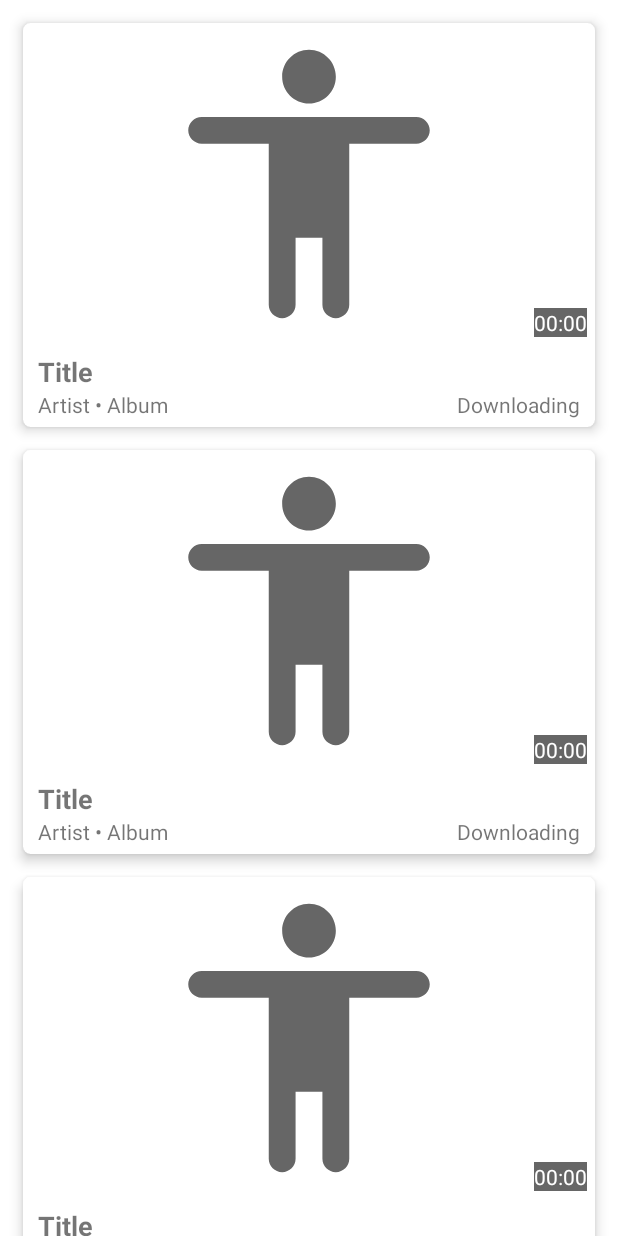
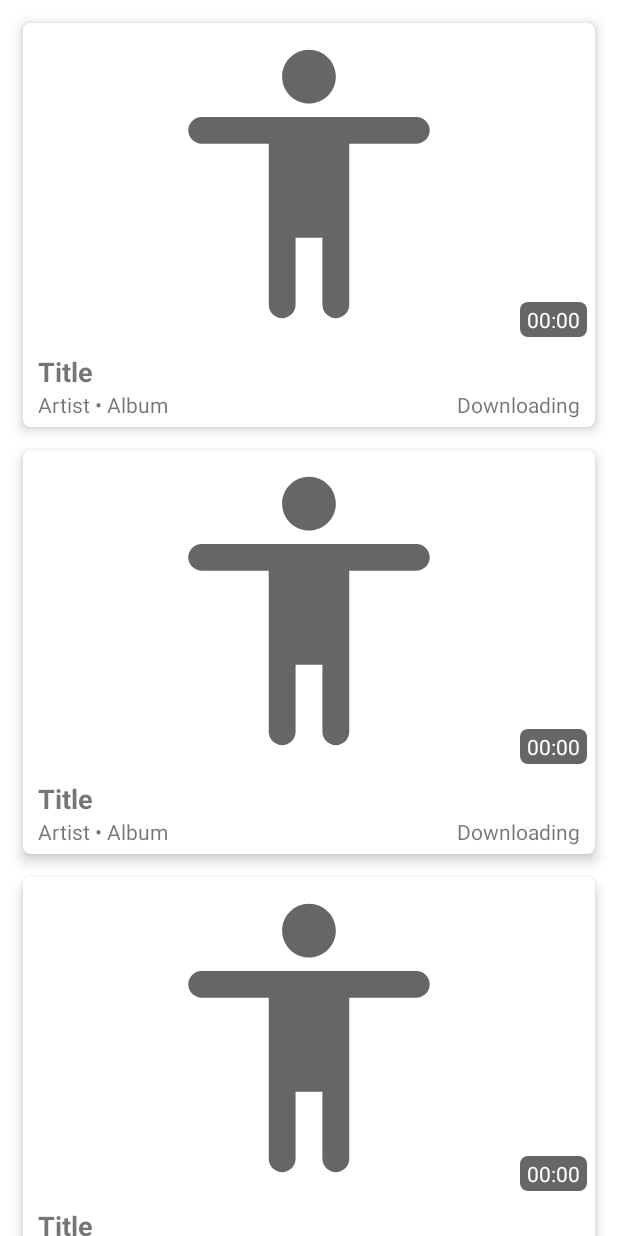
Before and after one commit to shadow578/Yodel, an Android app: the layout fragment_tracks.xml on its own in the app's theme, with its tools: preview values and no code run, on a phone screen of 412 x 824 dp. Run offline under Robolectric (Android 15) with nearby library versions, the phone set to English and light mode, and no system bars.

```diff
--- a/app/src/main/java/io/github/shadow578/music_dl/MusicDLApp.java
+++ b/app/src/main/java/io/github/shadow578/music_dl/MusicDLApp.java
@@ -1,12 +1,10 @@
 package io.github.shadow578.music_dl;
 
 import android.app.Application;
-import android.content.Intent;
 import android.preference.PreferenceManager;
 import android.util.Log;
 
 import io.github.shadow578.music_dl.db.TracksDB;
-import io.github.shadow578.music_dl.downloader.DownloaderService;
 import io.github.shadow578.music_dl.util.Async;
 import io.github.shadow578.music_dl.util.notifications.NotificationChannels;
 import io.github.shadow578.music_dl.util.preferences.PreferenceWrapper;
--- a/app/src/main/java/io/github/shadow578/music_dl/db/model/TrackInfo.java
+++ b/app/src/main/java/io/github/shadow578/music_dl/db/model/TrackInfo.java
@@ -35,7 +35,7 @@ public class TrackInfo {
     @NonNull
     @PrimaryKey
     @ColumnInfo(name = "id")
-    public String id;
+    public final String id;
 
     /**
      * the title of the track
--- a/app/src/main/java/io/github/shadow578/music_dl/downloader/DownloaderService.java
+++ b/app/src/main/java/io/github/shadow578/music_dl/downloader/DownloaderService.java
@@ -130,7 +130,7 @@ public class DownloaderService extends LifecycleService {
                 trackAdded = true;
             }
 
-            // notifiy downloader
+            // notify downloader
             if (trackAdded) {
                 synchronized (scheduledDownloads) {
                     scheduledDownloads.notifyAll();
@@ -159,7 +159,7 @@ public class DownloaderService extends LifecycleService {
      */
     private boolean checkDownloadsDirSet() {
         final StorageKey downloadsKey = Prefs.DownloadsDirectory.get();
-        if (downloadsKey.equals(StorageKey.EMPTY)) {
+        if (!downloadsKey.equals(StorageKey.EMPTY)) {
             final Optional<DocumentFile> downloadsDir = StorageHelper.getPersistedFilePermission(this, downloadsKey, true);
             return downloadsDir.isPresent()
                     && downloadsDir.get().exists()
@@ -314,7 +314,7 @@ public class DownloaderService extends LifecycleService {
     }
 
     /**
-     * create the tempoary files for the download
+     * create the temporary files for the download
      *
      * @param track  the track to create the files for
      * @param format the file format to download in
--- a/app/src/main/java/io/github/shadow578/music_dl/downloader/wrapper/MP3agicWrapper.java
+++ b/app/src/main/java/io/github/shadow578/music_dl/downloader/wrapper/MP3agicWrapper.java
@@ -106,11 +106,10 @@ public class MP3agicWrapper {
     /**
      * save the mp3 file, overwriting the original file
      *
-     * @return was the save successful
      * @throws IOException           if io operation fails
      * @throws NotSupportedException if mp3agic failes to save the file (see {@link Mp3File#save(String)})
      */
-    public boolean save() throws IOException, NotSupportedException {
+    public void save() throws IOException, NotSupportedException {
         File tagged = null;
         try {
             // create file to write to (original appended with .tagged)
@@ -127,8 +126,6 @@ public class MP3agicWrapper {
                  final FileOutputStream out = new FileOutputStream(originalFile.getAbsolutePath(), false)) {
                 Util.streamTransfer(src, out, 1024);
             }
-
-            return true;
         } finally {
             if (tagged != null) {
                 if (tagged.exists() && !tagged.delete()) {
--- a/app/src/main/java/io/github/shadow578/music_dl/ui/BaseActivity.java
+++ b/app/src/main/java/io/github/shadow578/music_dl/ui/BaseActivity.java
@@ -70,7 +70,7 @@ public class BaseActivity extends AppCompatActivity {
     protected void maybeSelectDownloadsDir() {
         // check if downloads dir is set and accessible
         final StorageKey downloadsKey = Prefs.DownloadsDirectory.get();
-        if (downloadsKey.equals(StorageKey.EMPTY)) {
+        if (!downloadsKey.equals(StorageKey.EMPTY)) {
             final Optional<DocumentFile> downloadsDir = StorageHelper.getPersistedFilePermission(this, downloadsKey, true);
             if (downloadsDir.isPresent()
                     && downloadsDir.get().exists()
--- a/app/src/main/java/io/github/shadow578/music_dl/ui/more/MoreFragment.java
+++ b/app/src/main/java/io/github/shadow578/music_dl/ui/more/MoreFragment.java
@@ -19,6 +19,7 @@ public class MoreFragment extends BaseFragment {
     /**
      * view binding instance
      */
+    @SuppressWarnings("FieldCanBeLocal")
     private FragmentMoreBinding b;
 
     @Nullable
--- a/app/src/main/java/io/github/shadow578/music_dl/ui/tracks/TracksAdapter.java
+++ b/app/src/main/java/io/github/shadow578/music_dl/ui/tracks/TracksAdapter.java
@@ -35,11 +35,11 @@ public class TracksAdapter extends RecyclerView.Adapter<TracksAdapter.Holder> {
 
     public TracksAdapter(@NonNull LifecycleOwner owner, @NonNull LiveData<List<TrackInfo>> tracks, @NonNull ItemClickListener clickListener) {
         this.clickListener = clickListener;
-        tracks.observe(owner, trackInfos -> {
-            if (trackInfos == null)
+        tracks.observe(owner, trackInfoList -> {
+            if (trackInfoList == null)
                 return;
 
-            this.tracks = trackInfos;
+            this.tracks = trackInfoList;
             notifyDataSetChanged();
         });
     }
--- a/app/src/main/java/io/github/shadow578/music_dl/ui/tracks/TracksFragment.java
+++ b/app/src/main/java/io/github/shadow578/music_dl/ui/tracks/TracksFragment.java
@@ -29,6 +29,7 @@ public class TracksFragment extends BaseFragment {
     /**
      * the view binding instance
      */
+    @SuppressWarnings("FieldCanBeLocal")
     private TracksViewModel model;
 
     /**
--- a/app/src/main/java/io/github/shadow578/music_dl/ui/ytmusic/YoutubeMusicViewModel.java
+++ b/app/src/main/java/io/github/shadow578/music_dl/ui/ytmusic/YoutubeMusicViewModel.java
@@ -5,10 +5,11 @@ import android.content.Intent;
 
 import androidx.annotation.NonNull;
 import androidx.annotation.Nullable;
-import androidx.core.content.ContextCompat;
 import androidx.lifecycle.AndroidViewModel;
 import androidx.lifecycle.LiveData;
 import androidx.lifecycle.MutableLiveData;
+
+import java.util.Optional;
 
 import io.github.shadow578.music_dl.db.TracksDB;
 import io.github.shadow578.music_dl.db.model.TrackInfo;
@@ -56,7 +57,7 @@ public class YoutubeMusicViewModel extends AndroidViewModel {
 
         // insert into database
         Async.runAsync(()
-                -> TracksDB.getInstance().tracks().insert(TrackInfo.createNew(id, currentTitle)));
+                -> TracksDB.getInstance().tracks().insert(TrackInfo.createNew(id, Optional.ofNullable(currentTitle).orElse("Unknown"))));
 
         // start downloader
         maybeStartDownloaderService();
--- a/app/src/main/java/io/github/shadow578/music_dl/util/Async.java
+++ b/app/src/main/java/io/github/shadow578/music_dl/util/Async.java
@@ -8,6 +8,10 @@ import androidx.annotation.NonNull;
 import java.util.concurrent.Executor;
 import java.util.concurrent.Executors;
 
+/**
+ * async operation utilities
+ */
+@SuppressWarnings("unused")
 public class Async {
     /**
      * handler to run functions on the main thread.
--- a/app/src/main/java/io/github/shadow578/music_dl/util/Util.java
+++ b/app/src/main/java/io/github/shadow578/music_dl/util/Util.java
@@ -62,7 +62,7 @@ public final class Util {
     private static final Random random = new Random();
 
     /**
-     * generate a random alphanumeric string with lenght characters
+     * generate a random alphanumeric string with length characters
      *
      * @param length the length of the string to generate
      * @return the random string
--- a/app/src/main/res/drawable/cover_art_time_background.xml
+++ b/app/src/main/res/drawable/cover_art_time_background.xml
@@ -4,10 +4,10 @@
     <solid android:color="@color/time_on_cover_background" />
 
     <padding
-        android:bottom="1dp"
-        android:left="1dp"
-        android:right="1dp"
-        android:top="1dp" />
+        android:bottom="2dp"
+        android:left="5dp"
+        android:right="5dp"
+        android:top="2dp" />
 
     <corners android:radius="5dp" />
 </shape>
--- a/app/src/main/res/layout/recycler_track_view.xml
+++ b/app/src/main/res/layout/recycler_track_view.xml
@@ -33,7 +33,7 @@
             android:layout_width="wrap_content"
             android:layout_height="wrap_content"
             android:layout_margin="5dp"
-            android:background="@color/time_on_cover_background"
+            android:background="@drawable/cover_art_time_background"
             android:textColor="@color/white"
             app:layout_constraintBottom_toBottomOf="@id/cover_art"
             app:layout_constraintRight_toRightOf="@id/cover_art"
--- a/build.gradle
+++ b/build.gradle
@@ -5,7 +5,7 @@ buildscript {
         mavenCentral()
     }
     dependencies {
-        classpath "com.android.tools.build:gradle:4.2.1"
+        classpath 'com.android.tools.build:gradle:4.2.2'
 
         // NOTE: Do not place your application dependencies here; they belong
         // in the individual module build.gradle files
@@ -17,7 +17,6 @@ allprojects {
         google()
         mavenCentral()
         maven { url 'https://jitpack.io' }
-        jcenter() // Warning: this repository is going to shut down soon
     }
 }
 
```
Also changed, not shown: app/build.gradle (+8 -3 lines), app/src/main/AndroidManifest.xml (+5 -3 lines), app/src/main/res/xml/backup_descriptor.xml (added, +12 -0 lines), 2 other files.
